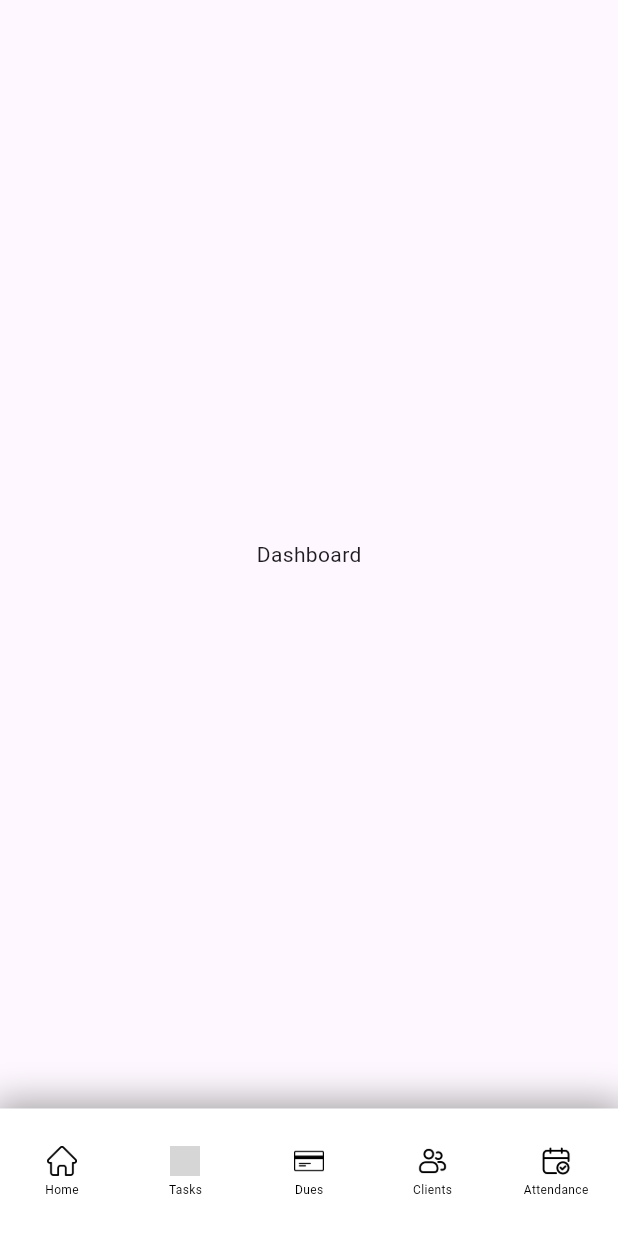
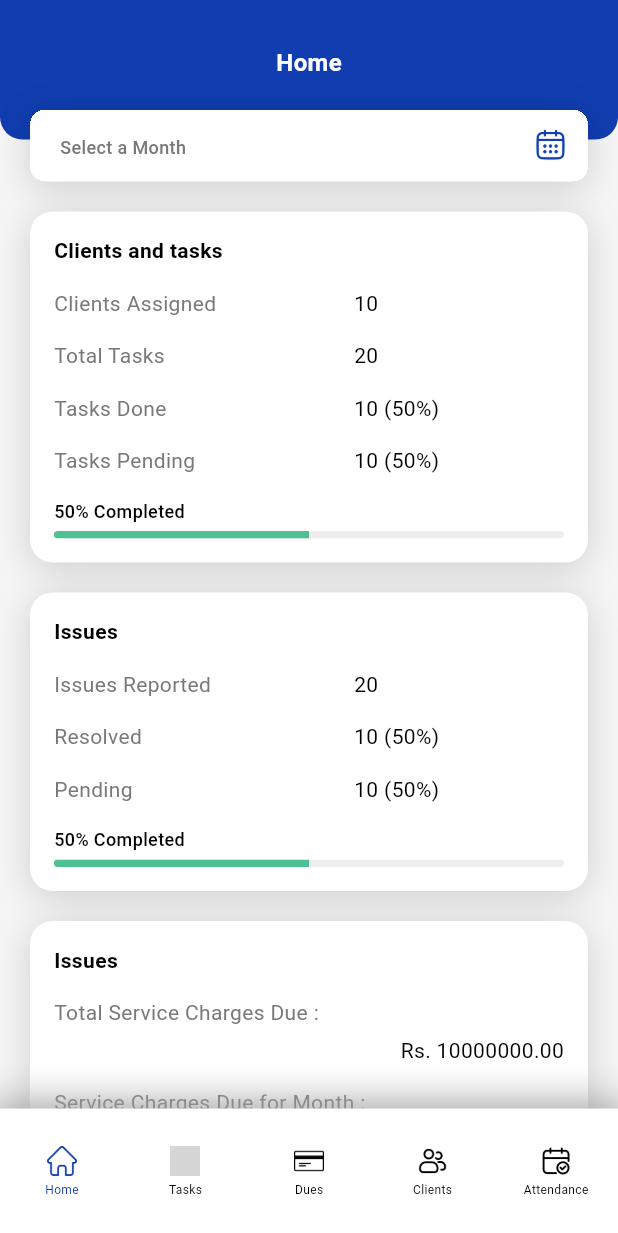
Before and after one commit to diproit/rajida_support_v2, a Flutter app: the screen it shows after launch, on a phone screen of 412 x 824 dp. Shown: the top 1233 px of the screen. Run offline on Flutter 3.47's test engine with Material 3 defaults, Android fonts, the phone set to English and light mode, and no system bars; our stand-ins replace go_router; grey boxes are pictures that could not be loaded.

Commit message:
Add dashboard feature with various UI components and theme colors

```diff
--- a/tso_app_v2/lib/core/presentation/screen/home_screen.dart
+++ b/tso_app_v2/lib/core/presentation/screen/home_screen.dart
@@ -1,6 +1,7 @@
 import 'package:flutter/material.dart';
 import 'package:go_router/go_router.dart';
 import 'package:tso_app_v2/core/presentation/widgets/custom_bottom_navbar.dart';
+import 'package:tso_app_v2/core/theme/app_colores.dart';
 
 class HomeScreen extends StatelessWidget {
   final StatefulNavigationShell navigationShell;
@@ -9,7 +10,8 @@ class HomeScreen extends StatelessWidget {
   @override
   Widget build(BuildContext context) {
     return Scaffold(
-      body: navigationShell,
+      backgroundColor: kBackgroundColor,
+      body: SafeArea(child: navigationShell),
       bottomNavigationBar: CustomBottomNavbar(
         currentIndex: navigationShell.currentIndex,
         onTabTapped: (index) => navigationShell.goBranch(index),
--- a/tso_app_v2/lib/core/presentation/widgets/custom_bottom_navbar.dart
+++ b/tso_app_v2/lib/core/presentation/widgets/custom_bottom_navbar.dart
@@ -1,5 +1,5 @@
-import 'package:flutter/cupertino.dart';
 import 'package:flutter/material.dart';
+import 'package:tso_app_v2/core/theme/app_colores.dart';
 
 class CustomBottomNavbar extends StatelessWidget {
   final Function(int) onTabTapped;
@@ -36,7 +36,7 @@ class CustomBottomNavbar extends StatelessWidget {
             onTabTapped,
             'assets/icons/home_icon.png',
             currentIndex == 0,
-            Colors.black,
+            kPrimaryColor,
             'Home',
           ),
 
@@ -45,7 +45,7 @@ class CustomBottomNavbar extends StatelessWidget {
             onTabTapped,
             'assets/icons/task_icon.png',
             currentIndex == 1,
-            Colors.black,
+            kPrimaryColor,
             'Tasks',
           ),
 
@@ -54,7 +54,7 @@ class CustomBottomNavbar extends StatelessWidget {
             onTabTapped,
             'assets/icons/due_icon.png',
             currentIndex == 2,
-            Colors.black,
+            kPrimaryColor,
             'Dues',
           ),
           navBarIcon(
@@ -62,7 +62,7 @@ class CustomBottomNavbar extends StatelessWidget {
             onTabTapped,
             'assets/icons/clients_icon.png',
             currentIndex == 3,
-            Colors.black,
+            kPrimaryColor,
             'Clients',
           ),
           navBarIcon(
@@ -70,7 +70,7 @@ class CustomBottomNavbar extends StatelessWidget {
             onTabTapped,
             'assets/icons/attendance_icon.png',
             currentIndex == 4,
-            Colors.black,
+            kPrimaryColor,
             'Attendance',
           ),
         ],
--- /dev/null
+++ b/tso_app_v2/lib/core/presentation/widgets/header_section.dart
@@ -0,0 +1,51 @@
+import 'package:flutter/material.dart';
+import 'package:tso_app_v2/core/theme/app_colores.dart';
+
+class HeaderSection extends StatelessWidget {
+  final String title;
+  final Widget? child;
+  const HeaderSection({super.key, required this.title, this.child});
+
+  @override
+  Widget build(BuildContext context) {
+    return Column(
+      children: [
+        Container(
+          width: double.infinity,
+          decoration: BoxDecoration(
+            color: kPrimaryColor,
+            borderRadius: const BorderRadius.only(
+              bottomLeft: Radius.circular(15),
+              bottomRight: Radius.circular(15),
+            ),
+          ),
+          padding: const EdgeInsets.only(
+            left: 16,
+            right: 16,
+            top: 30,
+            bottom: 40,
+          ),
+          child: Center(
+            child: Text(
+              title,
+              style: TextStyle(
+                color: Colors.white,
+                fontSize: 16,
+                fontWeight: FontWeight.w600,
+              ),
+            ),
+          ),
+        ),
+
+        if (child != null)
+          Transform.translate(
+            offset: const Offset(0, -20),
+            child: Padding(
+              padding: const EdgeInsets.symmetric(horizontal: 20.0),
+              child: child,
+            ),
+          ),
+      ],
+    );
+  }
+}
--- a/tso_app_v2/lib/core/routes/app_router.dart
+++ b/tso_app_v2/lib/core/routes/app_router.dart
@@ -2,6 +2,7 @@ import 'package:flutter/material.dart';
 import 'package:go_router/go_router.dart';
 import 'package:tso_app_v2/core/keys/app_navigator_keys.dart';
 import 'package:tso_app_v2/core/presentation/screen/home_screen.dart';
+import 'package:tso_app_v2/features/dashbord/presentation/screens/dashboard_screen.dart';
 
 final appRouter = GoRouter(
   navigatorKey: AppNavigatorKeys.rootNavigatorKey,
@@ -21,7 +22,7 @@ final appRouter = GoRouter(
           routes: [
             GoRoute(
               path: '/dashboard',
-              builder: (context, state) => Center(child: Text('Dashboard')),
+              builder: (context, state) => const DashboardScreen(),
             ),
           ],
         ),
--- /dev/null
+++ b/tso_app_v2/lib/core/theme/app_colores.dart
@@ -0,0 +1,7 @@
+import 'package:flutter/material.dart';
+
+final Color kBackgroundColor = Color(0xffF5F5F5);
+final Color kPrimaryColor = Color(0xff103DAF);
+final Color kSecondaryTextColor = Color(0xff797979);
+
+final Color kLightGreenColor = Color(0xff4EC092);
--- /dev/null
+++ b/tso_app_v2/lib/features/dashbord/presentation/screens/dashboard_screen.dart
@@ -0,0 +1,40 @@
+import 'package:flutter/material.dart';
+import 'package:tso_app_v2/core/presentation/widgets/header_section.dart';
+import 'package:tso_app_v2/features/dashbord/presentation/widgets/clients_and_tasks_card.dart';
+import 'package:tso_app_v2/features/dashbord/presentation/widgets/custom_form_textfield_with_icon.dart';
+import 'package:tso_app_v2/features/dashbord/presentation/widgets/issues_card.dart';
+import 'package:tso_app_v2/features/dashbord/presentation/widgets/payment_card.dart';
+
+class DashboardScreen extends StatelessWidget {
+  const DashboardScreen({super.key});
+
+  @override
+  Widget build(BuildContext context) {
+    return SingleChildScrollView(
+      child: Column(
+        children: [
+          const HeaderSection(
+            title: "Home",
+            child: CustomFormTextfieldWithIcon(
+              hintText: 'Select a Month',
+              suffixIconPath: 'assets/icons/calendar_icon.png',
+            ),
+          ),
+
+          Padding(
+            padding: const EdgeInsets.symmetric(horizontal: 20),
+            child: Column(
+              spacing: 20,
+              children: [
+                ClientsAndTasksCard(),
+                IssuesCard(),
+                PaymentCard(),
+                SizedBox(height: 20),
+              ],
+            ),
+          ),
+        ],
+      ),
+    );
+  }
+}
--- /dev/null
+++ b/tso_app_v2/lib/features/dashbord/presentation/widgets/clients_and_tasks_card.dart
@@ -0,0 +1,75 @@
+import 'package:flutter/material.dart';
+import 'package:tso_app_v2/core/theme/app_colores.dart';
+import 'package:tso_app_v2/features/dashbord/presentation/widgets/standard_progress_bar.dart';
+
+class ClientsAndTasksCard extends StatelessWidget {
+  const ClientsAndTasksCard({super.key});
+
+  @override
+  Widget build(BuildContext context) {
+    return Container(
+      padding: EdgeInsets.all(16),
+      decoration: BoxDecoration(
+        color: Colors.white,
+        borderRadius: BorderRadius.circular(15),
+        boxShadow: [
+          BoxShadow(
+            color: Colors.black.withAlpha(40),
+            blurRadius: 20,
+            spreadRadius: 0,
+            offset: Offset(0, 4),
+          ),
+        ],
+      ),
+      child: Column(
+        crossAxisAlignment: CrossAxisAlignment.start,
+        children: [
+          Text(
+            'Clients and tasks',
+            style: TextStyle(
+              color: Colors.black,
+              fontSize: 14,
+              fontWeight: FontWeight.w600,
+            ),
+          ),
+
+          const SizedBox(height: 15),
+
+          buildTaskRow("Clients Assigned", "10"),
+
+          const SizedBox(height: 15),
+
+          buildTaskRow("Total Tasks", "20"),
+
+          const SizedBox(height: 15),
+
+          buildTaskRow("Tasks Done", "10 (50%)"),
+
+          const SizedBox(height: 15),
+
+          buildTaskRow("Tasks Pending", "10 (50%)"),
+
+          const SizedBox(height: 15),
+
+          StandardProgressBar(progress: 50),
+        ],
+      ),
+    );
+  }
+}
+
+Widget buildTaskRow(String label, String value) {
+  return Row(
+    children: [
+      SizedBox(
+        width: 200,
+        child: Text(
+          label,
+          style: TextStyle(color: kSecondaryTextColor, fontSize: 14),
+        ),
+      ),
+
+      Text(value, style: TextStyle(color: Colors.black, fontSize: 14)),
+    ],
+  );
+}
--- /dev/null
+++ b/tso_app_v2/lib/features/dashbord/presentation/widgets/custom_form_textfield_with_icon.dart
@@ -0,0 +1,61 @@
+import 'package:flutter/material.dart';
+import 'package:tso_app_v2/core/theme/app_colores.dart';
+
+class CustomFormTextfieldWithIcon extends StatelessWidget {
+  final String? hintText;
+  final String? suffixIconPath;
+  const CustomFormTextfieldWithIcon({
+    super.key,
+    this.hintText,
+    this.suffixIconPath,
+  });
+
+  @override
+  Widget build(BuildContext context) {
+    return Container(
+      decoration: BoxDecoration(
+        boxShadow: [
+          BoxShadow(
+            color: Colors.black.withAlpha(40),
+            blurRadius: 20,
+            spreadRadius: 0,
+            offset: Offset(0, 4),
+          ),
+        ],
+        borderRadius: BorderRadius.circular(10),
+      ),
+      clipBehavior: Clip.hardEdge,
+      child: TextFormField(
+        decoration: InputDecoration(
+          hint: Text(
+            hintText ?? '',
+            style: TextStyle(
+              color: kSecondaryTextColor,
+              fontSize: 12,
+              fontWeight: FontWeight.w500,
+            ),
+          ),
+          contentPadding: const EdgeInsets.symmetric(
+            vertical: 12.0,
+            horizontal: 16.0,
+          ),
+          fillColor: Colors.white,
+          filled: true,
+          border: InputBorder.none,
+
+          suffixIconConstraints: suffixIconPath != null
+              ? const BoxConstraints(minWidth: 50)
+              : const BoxConstraints(minHeight: 10, minWidth: 50),
+          suffixIcon: suffixIconPath != null
+              ? Image.asset(
+                  suffixIconPath!,
+                  height: 24,
+                  width: 24,
+                  color: kPrimaryColor,
+                )
+              : null,
+        ),
+      ),
+    );
+  }
+}
--- /dev/null
+++ b/tso_app_v2/lib/features/dashbord/presentation/widgets/issues_card.dart
@@ -0,0 +1,71 @@
+import 'package:flutter/material.dart';
+import 'package:tso_app_v2/core/theme/app_colores.dart';
+import 'package:tso_app_v2/features/dashbord/presentation/widgets/standard_progress_bar.dart';
+
+class IssuesCard extends StatelessWidget {
+  const IssuesCard({super.key});
+
+  @override
+  Widget build(BuildContext context) {
+    return Container(
+      padding: EdgeInsets.all(16),
+      decoration: BoxDecoration(
+        color: Colors.white,
+        borderRadius: BorderRadius.circular(15),
+        boxShadow: [
+          BoxShadow(
+            color: Colors.black.withAlpha(40),
+            blurRadius: 20,
+            spreadRadius: 0,
+            offset: Offset(0, 4),
+          ),
+        ],
+      ),
+      child: Column(
+        crossAxisAlignment: CrossAxisAlignment.start,
+        children: [
+          Text(
+            'Issues',
+            style: TextStyle(
+              color: Colors.black,
+              fontSize: 14,
+              fontWeight: FontWeight.w600,
+            ),
+          ),
+
+          const SizedBox(height: 15),
+
+          buildTaskRow("Issues Reported", "20"),
+
+          const SizedBox(height: 15),
+
+          buildTaskRow("Resolved", "10 (50%)"),
+
+          const SizedBox(height: 15),
+
+          buildTaskRow("Pending", "10 (50%)"),
+
+          const SizedBox(height: 15),
+
+          StandardProgressBar(progress: 50),
+        ],
+      ),
+    );
+  }
+}
+
+Widget buildTaskRow(String label, String value) {
+  return Row(
+    children: [
+      SizedBox(
+        width: 200,
+        child: Text(
+          label,
+          style: TextStyle(color: kSecondaryTextColor, fontSize: 14),
+        ),
+      ),
+
+      Text(value, style: TextStyle(color: Colors.black, fontSize: 14)),
+    ],
+  );
+}
--- /dev/null
+++ b/tso_app_v2/lib/features/dashbord/presentation/widgets/payment_card.dart
@@ -0,0 +1,80 @@
+import 'package:flutter/material.dart';
+import 'package:tso_app_v2/core/theme/app_colores.dart';
+import 'package:tso_app_v2/features/dashbord/presentation/widgets/standard_progress_bar.dart';
+
+class PaymentCard extends StatelessWidget {
+  const PaymentCard({super.key});
+
+  @override
+  Widget build(BuildContext context) {
+    return Container(
+      padding: EdgeInsets.all(16),
+      decoration: BoxDecoration(
+        color: Colors.white,
+        borderRadius: BorderRadius.circular(15),
+        boxShadow: [
+          BoxShadow(
+            color: Colors.black.withAlpha(40),
+            blurRadius: 20,
+            spreadRadius: 0,
+            offset: Offset(0, 4),
+          ),
+        ],
+      ),
+      child: Column(
+        crossAxisAlignment: CrossAxisAlignment.start,
+        children: [
+          Text(
+            'Issues',
+            style: TextStyle(
+              color: Colors.black,
+              fontSize: 14,
+              fontWeight: FontWeight.w600,
+            ),
+          ),
+
+          const SizedBox(height: 15),
+
+          buildTaskRow("Total Service Charges Due :", "Rs. 10000000.00"),
+
+          const SizedBox(height: 15),
+
+          buildTaskRow("Service Charges Due for Month : ", "Rs. 10000000.00 "),
+
+          const SizedBox(height: 15),
+
+          buildTaskRow("Service Charges Collected : ", "Rs. 10000000.00 (80%)"),
+
+          const SizedBox(height: 15),
+
+          StandardProgressBar(progress: 80),
+        ],
+      ),
+    );
+  }
+}
+
+Widget buildTaskRow(String label, String value) {
+  return Column(
+    spacing: 5,
+    children: [
+      Row(
+        mainAxisAlignment: MainAxisAlignment.start,
+        children: [
+          Text(
+            label,
+
+            style: TextStyle(color: kSecondaryTextColor, fontSize: 14),
+          ),
+        ],
+      ),
+
+      Row(
+        mainAxisAlignment: MainAxisAlignment.end,
+        children: [
+          Text(value, style: TextStyle(color: Colors.black, fontSize: 14)),
+        ],
+      ),
+    ],
+  );
+}
--- /dev/null
+++ b/tso_app_v2/lib/features/dashbord/presentation/widgets/standard_progress_bar.dart
@@ -0,0 +1,37 @@
+import 'package:flutter/material.dart';
+import 'package:tso_app_v2/core/theme/app_colores.dart';
+
+class StandardProgressBar extends StatelessWidget {
+  final int progress; // Expects a value between 0.0 and 1.0
+
+  const StandardProgressBar({super.key, required this.progress});
+
+  @override
+  Widget build(BuildContext context) {
+    return Column(
+      crossAxisAlignment: CrossAxisAlignment.start,
+      children: [
+        Text(
+          "$progress% Completed",
+          style: TextStyle(
+            color: Colors.black,
+            fontSize: 12,
+            fontWeight: FontWeight.w500,
+          ),
+        ),
+
+        SizedBox(height: 5),
+
+        ClipRRect(
+          borderRadius: BorderRadius.circular(10),
+          child: LinearProgressIndicator(
+            value: progress / 100,
+            minHeight: 5,
+            backgroundColor: Colors.grey.shade200,
+            color: kLightGreenColor,
+          ),
+        ),
+      ],
+    );
+  }
+}
--- a/tso_app_v2/lib/main.dart
+++ b/tso_app_v2/lib/main.dart
@@ -11,6 +11,9 @@ class MyApp extends StatelessWidget {
   // This widget is the root of your application.
   @override
   Widget build(BuildContext context) {
-    return MaterialApp.router(routerConfig: appRouter);
+    return MaterialApp.router(
+      routerConfig: appRouter,
+      debugShowCheckedModeBanner: false,
+    );
   }
 }
```
